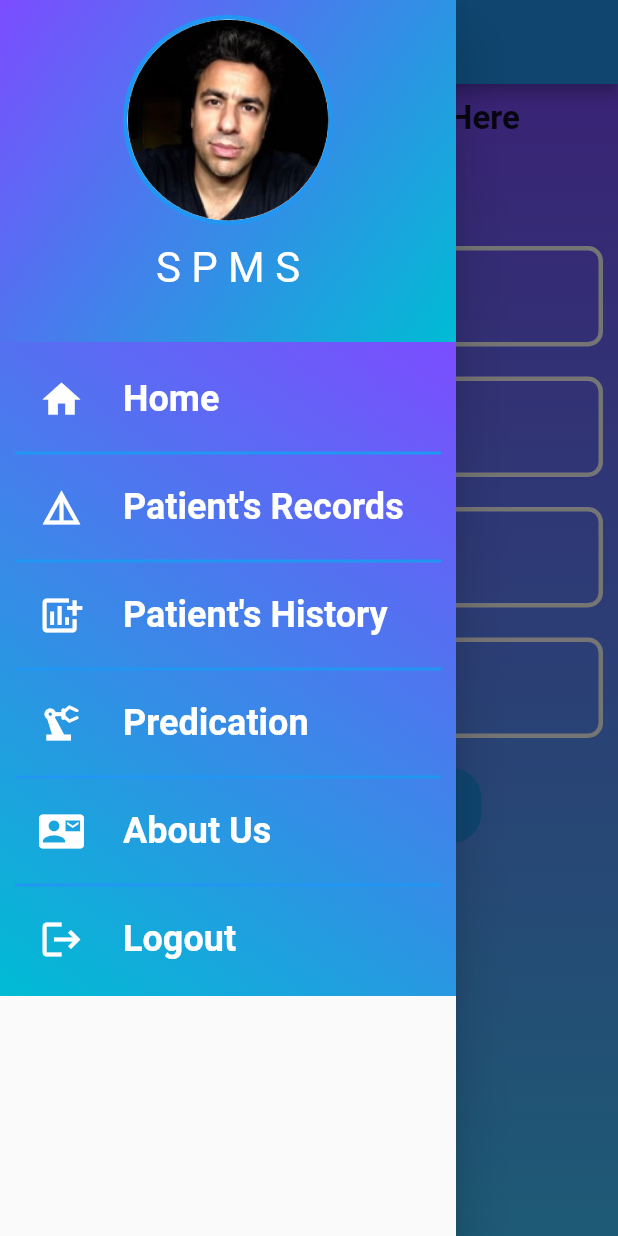
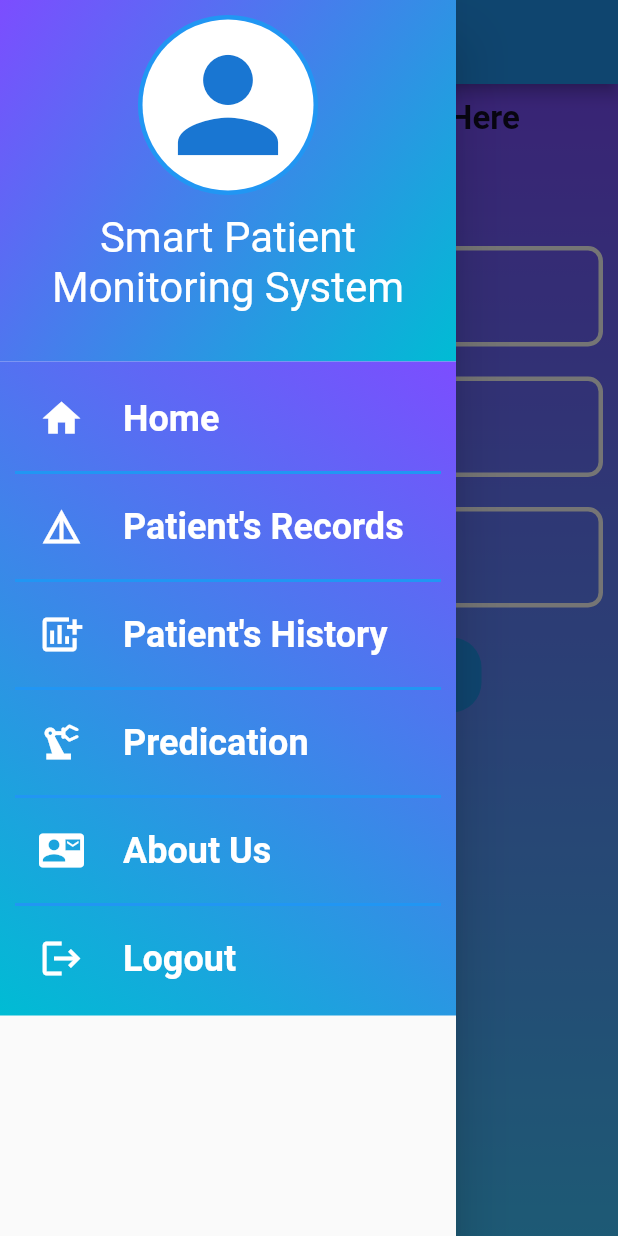
Before and after one commit to Alexander-mr-tech/Smart-Patient-Monitoring-System, a Flutter app: the PredicationScreen screen opened directly, with the side drawer open, on a phone screen of 412 x 824 dp. Run offline on Flutter 3.47's test engine with Material 2 defaults, Android fonts, the light colour scheme and no system bars; our stand-ins replace cloud_firestore, firebase_auth, firebase_core, firebase_database, flutter_spinkit, fluttertoast; missing offline and left inert: contactus; accounts and stored records are empty.

Commit message:
Merge remote-tracking branch 'origin/master'

```diff
--- a/lib/Drawer/Drawer.dart
+++ b/lib/Drawer/Drawer.dart
@@ -53,19 +53,19 @@ Widget buildHeader(BuildContext context, String userEmail) => Container(
   child: Column(
     children: [
       const CircleAvatar(
-        radius: 70,
+        radius: 60,
         backgroundColor: Colors.blue,
         child: CircleAvatar(
           backgroundColor: Colors.white,
-          radius: 67,
-          backgroundImage: AssetImage('assets/images/Profile Image.png'),
+          radius: 57,
+          child: Icon(Icons.person,size: 100,),
         ),
       ),
       const SizedBox(
         height: 12,
       ),
       const Text(
-        "S P M S",
+        "Smart Patient Monitoring System ",textAlign: TextAlign.center,
         style: TextStyle(fontSize: 28, color: Colors.white),
       ),
       const SizedBox(
--- a/lib/Predication Screen/predication_screen.dart
+++ b/lib/Predication Screen/predication_screen.dart
@@ -1,3 +1,5 @@
+import 'dart:convert';
+import 'package:http/http.dart' as http;
 import 'package:flutter/cupertino.dart';
 import 'package:flutter/material.dart';
 import 'package:smart_patient_monitoring_system/widgets/Button/rounded_button.dart';
@@ -11,16 +13,50 @@ class PredicationScreen extends StatefulWidget {
 }
 
 class _PredicationScreenState extends State<PredicationScreen> {
-
   final GlobalKey<FormState> _formKey = GlobalKey<FormState>();
-  final TextEditingController bodyTemperatureController =
-  TextEditingController();
-  final TextEditingController roomTemperatureController =
-  TextEditingController();
+  final TextEditingController bodyTemperatureController =TextEditingController();
+  // final TextEditingController roomTemperatureController =TextEditingController();
   final TextEditingController roomHumidityController = TextEditingController();
   final TextEditingController patientStepsController = TextEditingController();
+  String predictionResult = '';
 
-  void _showDialog() {
+  void _showDialog(predictionResult) async {
+    String temp = bodyTemperatureController.text;
+    String humidity = roomHumidityController.text;
+    String stepCount = patientStepsController.text;
+    Map<String, dynamic> inputData = {
+      'Humidity': humidity,
+      'Temperature': temp,
+      'Step count': stepCount,
+    };
+    String finalResult = ""; // Declare finalResult outside try block to widen its scope.
+
+    try {
+      final response = await http.post(
+        Uri.parse('https://0b3a-2407-d000-a-6c41-ed4b-fa0e-b06d-d6d0.ngrok.io/predict'),
+        headers: {'Content-Type': 'application/json'},
+        body: json.encode(inputData),
+      );
+
+      if (response.statusCode == 200) {
+        Map<String, dynamic> data = json.decode(response.body);
+        predictionResult = "${data['logistic_prediction']}";
+        if (predictionResult == '0') { // Compare with a string instead of an integer.
+          finalResult = "LOW";
+        }
+        else if(predictionResult == '1'){
+          finalResult = "Normal";
+        }
+        else if(predictionResult == '2'){
+          finalResult = "HIGH";
+        }
+      } else {
+        throw Exception('Failed to load data');
+      }
+    } catch (error) {
+      print('Error: $error');
+    }
+
     showDialog(
       context: context,
       builder: (context) {
@@ -28,15 +64,17 @@ class _PredicationScreenState extends State<PredicationScreen> {
           title: Column(
             children: [
               Image.asset("assets/images/Predication.png"),
-              const SizedBox(height: 10,),
+              const SizedBox(height: 10),
               const Text("Predication Result"),
-              const SizedBox(height: 10,),
+              const SizedBox(height: 10),
               const Text("Stress Level"),
-              const SizedBox(height: 10,),
-              const Text(
-                "Normal",
+              const SizedBox(height: 10),
+              Center(
+                child: Text(
+                  finalResult, // Use finalResult here instead of final_result
                   textAlign: TextAlign.center,
-                style: TextStyle(fontSize: 24, color: Colors.lightGreenAccent),
+                  style: TextStyle(fontSize: 24, color: Colors.red),
+                ),
               ),
             ],
           ),
@@ -53,6 +91,8 @@ class _PredicationScreenState extends State<PredicationScreen> {
       },
     );
   }
+
+
   @override
   Widget build(BuildContext context) {
     double screenHeight = MediaQuery.of(context).size.height;
@@ -63,7 +103,7 @@ class _PredicationScreenState extends State<PredicationScreen> {
         centerTitle: true,
       ),
       body: Container(
-        height: screenHeight*1,
+        height: screenHeight * 1,
         decoration: const BoxDecoration(
             gradient: LinearGradient(
           begin: Alignment.topLeft,
@@ -75,15 +115,24 @@ class _PredicationScreenState extends State<PredicationScreen> {
         )),
         child: SingleChildScrollView(
           child: Padding(
-            padding: const EdgeInsets.symmetric(vertical: 10.0,horizontal: 10),
+            padding: const EdgeInsets.symmetric(vertical: 10.0, horizontal: 10),
             child: Form(
               key: _formKey,
               child: Column(
                 children: <Widget>[
-                  const Text("Enter Patient's Reading Here \n to\n Predicate Results",textAlign:TextAlign.center,style: TextStyle(fontSize: 22,fontWeight: FontWeight.bold),),
-                  const SizedBox(height: 20,),
+                  const Text(
+                    "Enter Patient's Reading Here \n to\n Predicate Results",
+                    textAlign: TextAlign.center,
+                    style: TextStyle(fontSize: 22, fontWeight: FontWeight.bold),
+                  ),
+                  const SizedBox(
+                    height: 20,
+                  ),
                   TextFormField(
-                    style: const TextStyle(fontSize: 24.0,fontFamily: 'Times New Roman',color: Colors.white),
+                    style: const TextStyle(
+                        fontSize: 24.0,
+                        fontFamily: 'Times New Roman',
+                        color: Colors.white),
                     keyboardType: TextInputType.number,
                     controller: bodyTemperatureController,
                     decoration: InputDecoration(
@@ -97,20 +146,19 @@ class _PredicationScreenState extends State<PredicationScreen> {
                             const Icon(Icons.health_and_safety_outlined),
                         prefixIconColor: Colors.white,
                         border: OutlineInputBorder(
-                          borderRadius:
-                          BorderRadius.circular(10.0),
+                          borderRadius: BorderRadius.circular(10.0),
                         ),
                         focusedBorder: OutlineInputBorder(
                           borderRadius: BorderRadius.circular(
                               10.0), // Set the border radius for focused state
-                          borderSide: const BorderSide(
-                              width: 4.0, color: Colors.grey),
+                          borderSide:
+                              const BorderSide(width: 4.0, color: Colors.grey),
                         ),
                         enabledBorder: OutlineInputBorder(
                           borderRadius: BorderRadius.circular(
                               10.0), // Set the border radius for focused state
-                          borderSide: const BorderSide(
-                              width: 3.0, color: Colors.white),
+                          borderSide:
+                              const BorderSide(width: 3.0, color: Colors.white),
                         )),
                     validator: (value) {
                       if (value!.isEmpty) {
@@ -122,48 +170,52 @@ class _PredicationScreenState extends State<PredicationScreen> {
                   const SizedBox(
                     height: 20,
                   ),
+                  // TextFormField(
+                  //   style: const TextStyle(
+                  //       fontSize: 24.0,
+                  //       fontFamily: 'Times New Roman',
+                  //       color: Colors.white),
+                  //   keyboardType: TextInputType.number,
+                  //   controller: roomTemperatureController,
+                  //   decoration: InputDecoration(
+                  //       labelText: "Room Temperature",
+                  //       labelStyle: const TextStyle(
+                  //         fontSize: 20,
+                  //         fontWeight: FontWeight.bold,
+                  //         color: Colors.white,
+                  //       ),
+                  //       prefixIcon: const Icon(Icons.hot_tub),
+                  //       prefixIconColor: Colors.white,
+                  //       border: OutlineInputBorder(
+                  //         borderRadius: BorderRadius.circular(10.0),
+                  //       ),
+                  //       focusedBorder: OutlineInputBorder(
+                  //         borderRadius: BorderRadius.circular(
+                  //             10.0), // Set the border radius for focused state
+                  //         borderSide:
+                  //             const BorderSide(width: 4.0, color: Colors.grey),
+                  //       ),
+                  //       enabledBorder: OutlineInputBorder(
+                  //         borderRadius: BorderRadius.circular(
+                  //             10.0), // Set the border radius for focused state
+                  //         borderSide:
+                  //             const BorderSide(width: 3.0, color: Colors.white),
+                  //       )),
+                  //   validator: (value) {
+                  //     if (value!.isEmpty) {
+                  //       return 'Please enter Room Temperature';
+                  //     }
+                  //     return null;
+                  //   },
+                  // ),
+                  // const SizedBox(
+                  //   height: 20,
+                  // ),
                   TextFormField(
-                    style: const TextStyle(fontSize: 24.0,fontFamily: 'Times New Roman',color: Colors.white),
-                    keyboardType: TextInputType.number,
-                    controller: roomTemperatureController,
-                    decoration: InputDecoration(
-                        labelText: "Room Temperature",
-                        labelStyle: const TextStyle(
-                          fontSize: 20,
-                          fontWeight: FontWeight.bold,
-                          color: Colors.white,
-                        ),
-                        prefixIcon:
-                        const Icon(Icons.hot_tub),
-                        prefixIconColor: Colors.white,
-                        border: OutlineInputBorder(
-                          borderRadius:
-                          BorderRadius.circular(10.0),
-                        ),
-                        focusedBorder: OutlineInputBorder(
-                          borderRadius: BorderRadius.circular(
-                              10.0), // Set the border radius for focused state
-                          borderSide: const BorderSide(
-                              width: 4.0, color: Colors.grey),
-                        ),
-                        enabledBorder: OutlineInputBorder(
-                          borderRadius: BorderRadius.circular(
-                              10.0), // Set the border radius for focused state
-                          borderSide: const BorderSide(
-                              width: 3.0, color: Colors.white),
-                        )),
-                    validator: (value) {
-                      if (value!.isEmpty) {
-                        return 'Please enter Room Temperature';
-                      }
-                      return null;
-                    },
-                  ),
-                  const SizedBox(
-                    height: 20,
-                  ),
-                  TextFormField(
-                    style: const TextStyle(fontSize: 24.0,fontFamily: 'Times New Roman',color: Colors.white),
+                    style: const TextStyle(
+                        fontSize: 24.0,
+                        fontFamily: 'Times New Roman',
+                        color: Colors.white),
                     keyboardType: TextInputType.number,
                     controller: roomHumidityController,
                     decoration: InputDecoration(
@@ -173,24 +225,22 @@ class _PredicationScreenState extends State<PredicationScreen> {
                           fontWeight: FontWeight.bold,
                           color: Colors.white,
                         ),
-                        prefixIcon:
-                        const Icon(Icons.severe_cold),
+                        prefixIcon: const Icon(Icons.severe_cold),
                         prefixIconColor: Colors.white,
                         border: OutlineInputBorder(
-                          borderRadius:
-                          BorderRadius.circular(10.0),
+                          borderRadius: BorderRadius.circular(10.0),
                         ),
                         focusedBorder: OutlineInputBorder(
                           borderRadius: BorderRadius.circular(
                               10.0), // Set the border radius for focused state
-                          borderSide: const BorderSide(
-                              width: 4.0, color: Colors.grey),
+                          borderSide:
+                              const BorderSide(width: 4.0, color: Colors.grey),
                         ),
                         enabledBorder: OutlineInputBorder(
                           borderRadius: BorderRadius.circular(
                               10.0), // Set the border radius for focused state
-                          borderSide: const BorderSide(
-                              width: 3.0, color: Colors.white),
+                          borderSide:
+                              const BorderSide(width: 3.0, color: Colors.white),
                         )),
                     validator: (value) {
                       if (value!.isEmpty) {
@@ -203,7 +253,10 @@ class _PredicationScreenState extends State<PredicationScreen> {
                     height: 20,
                   ),
                   TextFormField(
-                    style: const TextStyle(fontSize: 24.0,fontFamily: 'Times New Roman',color: Colors.white),
+                    style: const TextStyle(
+                        fontSize: 24.0,
+                        fontFamily: 'Times New Roman',
+                        color: Colors.white),
                     keyboardType: TextInputType.number,
                     controller: patientStepsController,
                     decoration: InputDecoration(
@@ -213,24 +266,22 @@ class _PredicationScreenState extends State<PredicationScreen> {
                           fontWeight: FontWeight.bold,
                           color: Colors.white,
                         ),
-                        prefixIcon:
-                        const Icon(Icons.add_chart),
+                        prefixIcon: const Icon(Icons.add_chart),
                         prefixIconColor: Colors.white,
                         border: OutlineInputBorder(
-                          borderRadius:
-                          BorderRadius.circular(10.0),
+                          borderRadius: BorderRadius.circular(10.0),
                         ),
                         focusedBorder: OutlineInputBorder(
                           borderRadius: BorderRadius.circular(
                               10.0), // Set the border radius for focused state
-                          borderSide: const BorderSide(
-                              width: 4.0, color: Colors.grey),
+                          borderSide:
+                              const BorderSide(width: 4.0, color: Colors.grey),
                         ),
                         enabledBorder: OutlineInputBorder(
                           borderRadius: BorderRadius.circular(
                               10.0), // Set the border radius for focused state
-                          borderSide: const BorderSide(
-                              width: 3.0, color: Colors.white),
+                          borderSide:
+                              const BorderSide(width: 3.0, color: Colors.white),
                         )),
                     validator: (value) {
                       if (value!.isEmpty) {
@@ -247,9 +298,9 @@ class _PredicationScreenState extends State<PredicationScreen> {
                     children: [
                       RoundButton(
                         title: 'Predication',
-                        onTap:  (){
+                        onTap: () {
                           if (_formKey.currentState!.validate()) {
-                            _showDialog();
+                            _showDialog(predictionResult);
                           }
                         },
                       ),
--- a/pubspec.yaml
+++ b/pubspec.yaml
@@ -44,6 +44,7 @@ dependencies:
   firebase_database: ^10.2.6
   firebase_core: ^2.14.0
   intl: ^0.18.1
+  http: ^1.1.0
 
 dev_dependencies:
   flutter_test:
```
Also changed, not shown: pubspec.lock, 1 other file. Lines whose indentation alone changed are shown as unchanged.
